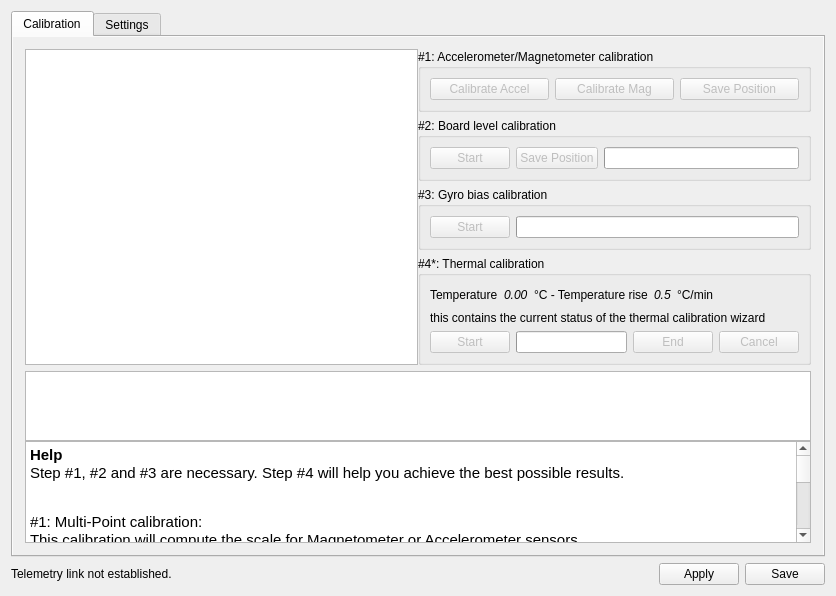
Old version of the form ground/openpilotgcs/src/plugins/config/revosensors.ui in the repository openpilot/OpenPilot.
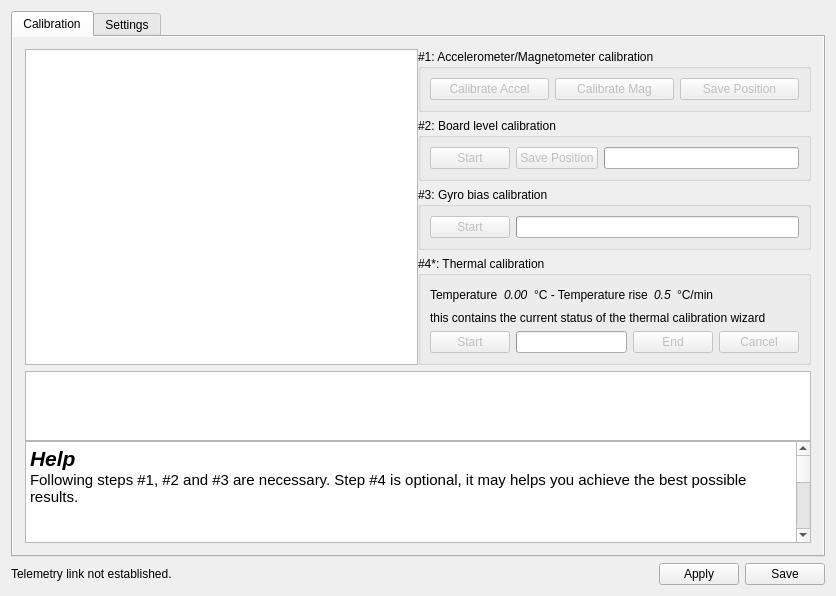
New version of the form. Icons and pictures are not drawn.

Commit message: OP-975 fix help, make instruction text more visible

The edit to the form file:
```diff
--- a/ground/openpilotgcs/src/plugins/config/revosensors.ui
+++ b/ground/openpilotgcs/src/plugins/config/revosensors.ui
@@ -103,27 +103,30 @@
               <string>&lt;!DOCTYPE HTML PUBLIC &quot;-//W3C//DTD HTML 4.0//EN&quot; &quot;http://www.w3.org/TR/REC-html40/strict.dtd&quot;&gt;
 &lt;html&gt;&lt;head&gt;&lt;meta name=&quot;qrichtext&quot; content=&quot;1&quot; /&gt;&lt;style type=&quot;text/css&quot;&gt;
 p, li { white-space: pre-wrap; }
-&lt;/style&gt;&lt;/head&gt;&lt;body style=&quot; font-family:'Sans Serif'; font-size:9pt; font-weight:400; font-style:normal;&quot;&gt;
+&lt;/style&gt;&lt;/head&gt;&lt;body style=&quot; font-family:'MS Shell Dlg 2'; font-size:8.25pt; font-weight:400; font-style:normal;&quot;&gt;
 &lt;table border=&quot;0&quot; style=&quot;-qt-table-type: root; margin-top:4px; margin-bottom:4px; margin-left:4px; margin-right:4px;&quot;&gt;
 &lt;tr&gt;
 &lt;td style=&quot;border: none;&quot;&gt;
-&lt;p style=&quot; margin-top:0px; margin-bottom:0px; margin-left:0px; margin-right:0px; -qt-block-indent:0; text-indent:0px;&quot;&gt;&lt;span style=&quot; font-family:'Ubuntu'; font-size:11pt; font-weight:600;&quot;&gt;Help&lt;/span&gt;&lt;/p&gt;
-&lt;p style=&quot; margin-top:0px; margin-bottom:0px; margin-left:0px; margin-right:0px; -qt-block-indent:0; text-indent:0px;&quot;&gt;&lt;span style=&quot; font-family:'Ubuntu'; font-size:11pt;&quot;&gt;Step #1, #2 and #3 are necessary. Step #4 will help you achieve the best possible results.&lt;/span&gt;&lt;/p&gt;
+&lt;p style=&quot; margin-top:0px; margin-bottom:0px; margin-left:0px; margin-right:0px; -qt-block-indent:0; text-indent:0px;&quot;&gt;&lt;span style=&quot; font-family:'Ubuntu'; font-size:16pt; font-weight:600; font-style:italic;&quot;&gt;Help&lt;/span&gt;&lt;/p&gt;
+&lt;p style=&quot; margin-top:0px; margin-bottom:0px; margin-left:0px; margin-right:0px; -qt-block-indent:0; text-indent:0px;&quot;&gt;&lt;span style=&quot; font-family:'Ubuntu'; font-size:11pt;&quot;&gt;Following steps #1, #2 and #3 are necessary. Step #4 is optional, it may helps you achieve the best possible results.&lt;/span&gt;&lt;/p&gt;
 &lt;p style=&quot;-qt-paragraph-type:empty; margin-top:0px; margin-bottom:0px; margin-left:0px; margin-right:0px; -qt-block-indent:0; text-indent:0px; font-family:'Ubuntu'; font-size:11pt;&quot;&gt;&lt;br /&gt;&lt;/p&gt;
-&lt;p align=&quot;center&quot; style=&quot;-qt-paragraph-type:empty; margin-top:0px; margin-bottom:0px; margin-left:0px; margin-right:0px; -qt-block-indent:0; text-indent:0px; font-family:'MS Shell Dlg 2'; font-size:8pt;&quot;&gt;&lt;br /&gt;&lt;/p&gt;
-&lt;p style=&quot; margin-top:0px; margin-bottom:0px; margin-left:0px; margin-right:0px; -qt-block-indent:0; text-indent:0px;&quot;&gt;&lt;span style=&quot; font-family:'Ubuntu'; font-size:11pt;&quot;&gt;#1: Multi-Point calibration:&lt;/span&gt;&lt;/p&gt;
+&lt;p align=&quot;center&quot; style=&quot;-qt-paragraph-type:empty; margin-top:0px; margin-bottom:0px; margin-left:0px; margin-right:0px; -qt-block-indent:0; text-indent:0px; font-size:8pt;&quot;&gt;&lt;br /&gt;&lt;/p&gt;
+&lt;p style=&quot; margin-top:0px; margin-bottom:0px; margin-left:0px; margin-right:0px; -qt-block-indent:0; text-indent:0px;&quot;&gt;&lt;span style=&quot; font-family:'Ubuntu'; font-size:14pt; font-weight:600; font-style:italic;&quot;&gt;#1: Multi-Point calibration&lt;/span&gt;&lt;/p&gt;
 &lt;p style=&quot; margin-top:0px; margin-bottom:0px; margin-left:0px; margin-right:0px; -qt-block-indent:0; text-indent:0px;&quot;&gt;&lt;span style=&quot; font-family:'Ubuntu'; font-size:11pt;&quot;&gt;This calibration will compute the scale for Magnetometer or Accelerometer sensors. &lt;/span&gt;&lt;/p&gt;
-&lt;p style=&quot; margin-top:0px; margin-bottom:0px; margin-left:0px; margin-right:0px; -qt-block-indent:0; text-indent:0px;&quot;&gt;&lt;span style=&quot; font-family:'Ubuntu'; font-size:11pt;&quot;&gt;Press &amp;quot;Calibrate Mag&amp;quot; or &amp;quot;Calibrate Accel&amp;quot; to begin calibration, and follow the instructions which will be displayed here.  Note that your HomeLocation must be set first, including the local magnetic field vector (Be) and acceleration due to gravity (g_e).&lt;/span&gt;&lt;/p&gt;
+&lt;p style=&quot; margin-top:0px; margin-bottom:0px; margin-left:0px; margin-right:0px; -qt-block-indent:0; text-indent:0px;&quot;&gt;&lt;span style=&quot; font-family:'Ubuntu'; font-size:11pt;&quot;&gt;Press &amp;quot;Calibrate Mag&amp;quot; or &amp;quot;Calibrate Accel&amp;quot; to begin calibration, and follow the instructions which will be displayed here.  &lt;/span&gt;&lt;/p&gt;
 &lt;p style=&quot; margin-top:0px; margin-bottom:0px; margin-left:0px; margin-right:0px; -qt-block-indent:0; text-indent:0px;&quot;&gt;&lt;span style=&quot; font-family:'Ubuntu'; font-size:11pt;&quot;&gt;For optimal calibration perform the Accel calibration with the board not mounted to the craft. in this way you can accurately level the board on your desk/table during the process. &lt;/span&gt;&lt;/p&gt;
 &lt;p style=&quot; margin-top:0px; margin-bottom:0px; margin-left:0px; margin-right:0px; -qt-block-indent:0; text-indent:0px;&quot;&gt;&lt;span style=&quot; font-family:'Ubuntu'; font-size:11pt;&quot;&gt;Magnetometer calibration need to be performed inside your plane/copter to account for metal/magnetic stuffs on board.&lt;/span&gt;&lt;/p&gt;
+&lt;p style=&quot; margin-top:0px; margin-bottom:0px; margin-left:0px; margin-right:0px; -qt-block-indent:0; text-indent:0px;&quot;&gt;&lt;span style=&quot; font-family:'Ubuntu'; font-size:11pt; font-weight:600; font-style:italic;&quot;&gt;Note 1:&lt;/span&gt;&lt;span style=&quot; font-family:'Ubuntu'; font-size:11pt;&quot;&gt; Your &lt;/span&gt;&lt;span style=&quot; font-family:'Ubuntu'; font-size:11pt; font-weight:600;&quot;&gt;HomeLocation must be set first&lt;/span&gt;&lt;span style=&quot; font-family:'Ubuntu'; font-size:11pt;&quot;&gt;, including the local magnetic field vector (Be) and acceleration due to gravity (g_e).&lt;/span&gt;&lt;/p&gt;
+&lt;p style=&quot; margin-top:0px; margin-bottom:0px; margin-left:0px; margin-right:0px; -qt-block-indent:0; text-indent:0px;&quot;&gt;&lt;span style=&quot; font-family:'Ubuntu'; font-size:11pt; font-weight:600; font-style:italic;&quot;&gt;Note 2:&lt;/span&gt;&lt;span style=&quot; font-family:'Ubuntu'; font-size:11pt;&quot;&gt; There is no need to point exactly at South/North/West/East. They are just used to easily tells the user how to point the plane/craft. &lt;/span&gt;&lt;/p&gt;
+&lt;p style=&quot; margin-top:0px; margin-bottom:0px; margin-left:0px; margin-right:0px; -qt-block-indent:0; text-indent:0px;&quot;&gt;&lt;span style=&quot; font-family:'Ubuntu'; font-size:11pt;&quot;&gt;You can simply assume that North is in front of you, right is East etc. and perform the calibration this way.&lt;/span&gt;&lt;/p&gt;
 &lt;p style=&quot;-qt-paragraph-type:empty; margin-top:0px; margin-bottom:0px; margin-left:0px; margin-right:0px; -qt-block-indent:0; text-indent:0px; font-family:'Ubuntu'; font-size:11pt;&quot;&gt;&lt;br /&gt;&lt;/p&gt;
-&lt;p style=&quot; margin-top:0px; margin-bottom:0px; margin-left:0px; margin-right:0px; -qt-block-indent:0; text-indent:0px;&quot;&gt;&lt;span style=&quot; font-family:'Ubuntu'; font-size:11pt;&quot;&gt;#2: Board level calibration:&lt;/span&gt;&lt;/p&gt;
+&lt;p style=&quot; margin-top:0px; margin-bottom:0px; margin-left:0px; margin-right:0px; -qt-block-indent:0; text-indent:0px;&quot;&gt;&lt;span style=&quot; font-family:'Ubuntu'; font-size:14pt; font-weight:600; font-style:italic;&quot;&gt;#2: Board level calibration&lt;/span&gt;&lt;/p&gt;
 &lt;p style=&quot; margin-top:0px; margin-bottom:0px; margin-left:0px; margin-right:0px; -qt-block-indent:0; text-indent:0px;&quot;&gt;&lt;span style=&quot; font-family:'Ubuntu'; font-size:11pt;&quot;&gt;This step will ensure that board leveling is accurate. Place your airframe as horizontally as possible (use a spirit level if necessary), then press Start below and do not move your airframe at all until the end of the calibration.&lt;/span&gt;&lt;/p&gt;
 &lt;p style=&quot;-qt-paragraph-type:empty; margin-top:0px; margin-bottom:0px; margin-left:0px; margin-right:0px; -qt-block-indent:0; text-indent:0px; font-family:'Ubuntu'; font-size:11pt;&quot;&gt;&lt;br /&gt;&lt;/p&gt;
-&lt;p style=&quot; margin-top:0px; margin-bottom:0px; margin-left:0px; margin-right:0px; -qt-block-indent:0; text-indent:0px;&quot;&gt;&lt;span style=&quot; font-family:'Ubuntu'; font-size:11pt;&quot;&gt;#3: Gyro Bias calculation:&lt;/span&gt;&lt;/p&gt;
+&lt;p style=&quot; margin-top:0px; margin-bottom:0px; margin-left:0px; margin-right:0px; -qt-block-indent:0; text-indent:0px;&quot;&gt;&lt;span style=&quot; font-family:'Ubuntu'; font-size:14pt; font-weight:600; font-style:italic;&quot;&gt;#3: Gyro Bias calculation&lt;/span&gt;&lt;/p&gt;
 &lt;p style=&quot; margin-top:0px; margin-bottom:0px; margin-left:0px; margin-right:0px; -qt-block-indent:0; text-indent:0px;&quot;&gt;&lt;span style=&quot; font-family:'Ubuntu'; font-size:11pt;&quot;&gt;This step allows to calibrate the gyro measured value when the board is steady. To perform the calibration leave the board/aircraft completely steady and click start. &lt;/span&gt;&lt;/p&gt;
 &lt;p style=&quot;-qt-paragraph-type:empty; margin-top:0px; margin-bottom:0px; margin-left:0px; margin-right:0px; -qt-block-indent:0; text-indent:0px; font-family:'Ubuntu'; font-size:11pt;&quot;&gt;&lt;br /&gt;&lt;/p&gt;
-&lt;p style=&quot; margin-top:0px; margin-bottom:0px; margin-left:0px; margin-right:0px; -qt-block-indent:0; text-indent:0px;&quot;&gt;&lt;span style=&quot; font-family:'Ubuntu'; font-size:11pt;&quot;&gt;#4: Thermal Calibration:&lt;/span&gt;&lt;/p&gt;
+&lt;p style=&quot; margin-top:0px; margin-bottom:0px; margin-left:0px; margin-right:0px; -qt-block-indent:0; text-indent:0px;&quot;&gt;&lt;span style=&quot; font-family:'Ubuntu'; font-size:14pt; font-weight:600; font-style:italic;&quot;&gt;#4: Thermal Calibration&lt;/span&gt;&lt;/p&gt;
 &lt;p style=&quot; margin-top:0px; margin-bottom:0px; margin-left:0px; margin-right:0px; -qt-block-indent:0; text-indent:0px;&quot;&gt;&lt;span style=&quot; font-family:'Ubuntu'; font-size:11pt;&quot;&gt;The calibration will compute sensors bias variations at different temperatures while the board warms up.&lt;/span&gt;&lt;/p&gt;
 &lt;p style=&quot; margin-top:0px; margin-bottom:0px; margin-left:0px; margin-right:0px; -qt-block-indent:0; text-indent:0px;&quot;&gt;&lt;span style=&quot; font-family:'Ubuntu'; font-size:11pt;&quot;&gt;This  allow a certain amount of correction of those bias variations against temperature changes. It does improve both altitude hold and yaw performances.&lt;/span&gt;&lt;/p&gt;
 &lt;p style=&quot; margin-top:0px; margin-bottom:0px; margin-left:0px; margin-right:0px; -qt-block-indent:0; text-indent:0px;&quot;&gt;&lt;span style=&quot; font-family:'Ubuntu'; font-size:11pt;&quot;&gt;To perform this calibration leave the board to cool down at room temperature in the coldest places available. after 15-20 minutes attach the usb connector to the board and Click the Calibrate button leaving the board steady. Wait until completed&lt;/span&gt;&lt;/p&gt;
```
Left out of the diff: 7 changed lines with no effect on the pictures.
